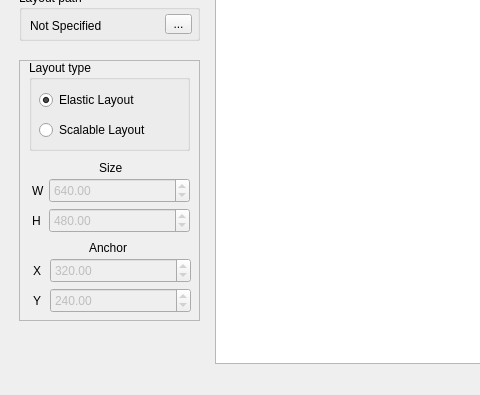
Before: the Qt Designer form designer.ui in Nepherhotep/terevaka-ui-builder, drawn with Qt 5; both pictures show x 0 to 480 and y 154 to 549 of the 1098 by 549 pixel window.
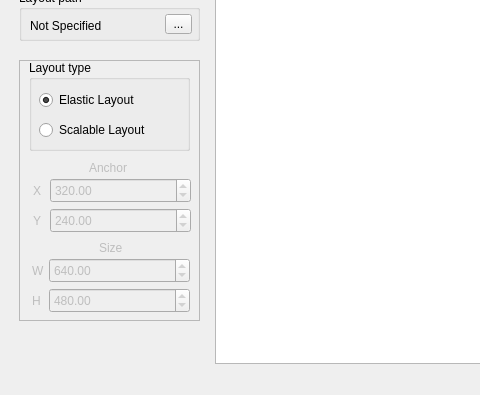
After: the same form once the commit is applied. Custom widgets are drawn as their Qt base class.

Commit message: changed ui updating on layout type switching

What changed in the file:
```diff
--- a/designer.ui
+++ b/designer.ui
@@ -166,6 +166,9 @@
           </widget>
          </widget>
          <widget class="QFrame" name="frame_3">
+          <property name="enabled">
+           <bool>true</bool>
+          </property>
           <property name="geometry">
            <rect>
             <x>10</x>
@@ -180,79 +183,6 @@
           <property name="frameShadow">
            <enum>QFrame::Raised</enum>
           </property>
-          <widget class="QLabel" name="label_6">
-           <property name="geometry">
-            <rect>
-             <x>13</x>
-             <y>120</y>
-             <width>16</width>
-             <height>21</height>
-            </rect>
-           </property>
-           <property name="text">
-            <string>W</string>
-           </property>
-          </widget>
-          <widget class="QLabel" name="label_7">
-           <property name="geometry">
-            <rect>
-             <x>13</x>
-             <y>150</y>
-             <width>16</width>
-             <height>21</height>
-            </rect>
-           </property>
-           <property name="text">
-            <string>H</string>
-           </property>
-          </widget>
-          <widget class="QDoubleSpinBox" name="layoutHeightSpinBox">
-           <property name="enabled">
-            <bool>false</bool>
-           </property>
-           <property name="geometry">
-            <rect>
-             <x>30</x>
-             <y>148</y>
-             <width>141</width>
-             <height>25</height>
-            </rect>
-           </property>
-           <property name="decimals">
-            <number>2</number>
-           </property>
-           <property name="maximum">
-            <double>99999.990000000005239</double>
-           </property>
-           <property name="value">
-            <double>480.000000000000000</double>
-           </property>
-          </widget>
-          <widget class="QDoubleSpinBox" name="layoutWidthSpinBox">
-           <property name="enabled">
-            <bool>false</bool>
-           </property>
-           <property name="geometry">
-            <rect>
-             <x>30</x>
-             <y>118</y>
-             <width>141</width>
-             <height>25</height>
-            </rect>
-           </property>
-           <property name="toolTip">
-            <string comment="Layout Width"/>
-           </property>
-           <property name="decimals">
-            <number>2</number>
-           </property>
-           <property name="maximum">
-            <double>99999.000000000000000</double>
-           </property>
-           <property name="value">
-            <double>640.000000000000000</double>
-           </property>
-          </widget>
           <widget class="QGroupBox" name="groupBox_3">
            <property name="geometry">
             <rect>
@@ -295,11 +225,14 @@
             </property>
            </widget>
           </widget>
-          <widget class="QLabel" name="label_8">
+          <widget class="QLabel" name="anchorYLabel">
+           <property name="enabled">
+            <bool>false</bool>
+           </property>
            <property name="geometry">
             <rect>
              <x>14</x>
-             <y>230</y>
+             <y>150</y>
              <width>20</width>
              <height>21</height>
             </rect>
@@ -315,7 +248,7 @@
            <property name="geometry">
             <rect>
              <x>31</x>
-             <y>228</y>
+             <y>148</y>
              <width>141</width>
              <height>25</height>
             </rect>
@@ -337,7 +270,7 @@
            <property name="geometry">
             <rect>
              <x>31</x>
-             <y>198</y>
+             <y>118</y>
              <width>141</width>
              <height>25</height>
             </rect>
@@ -352,11 +285,14 @@
             <double>320.000000000000000</double>
            </property>
           </widget>
-          <widget class="QLabel" name="label_11">
+          <widget class="QLabel" name="anchorXLabel">
+           <property name="enabled">
+            <bool>false</bool>
+           </property>
            <property name="geometry">
             <rect>
              <x>14</x>
-             <y>200</y>
+             <y>120</y>
              <width>16</width>
              <height>21</height>
             </rect>
@@ -365,11 +301,14 @@
             <string>X</string>
            </property>
           </widget>
-          <widget class="QLabel" name="label_12">
+          <widget class="QLabel" name="anchorLabel">
+           <property name="enabled">
+            <bool>false</bool>
+           </property>
            <property name="geometry">
             <rect>
              <x>70</x>
-             <y>180</y>
+             <y>100</y>
              <width>51</width>
              <height>16</height>
             </rect>
@@ -378,11 +317,93 @@
             <string>Anchor</string>
            </property>
           </widget>
-          <widget class="QLabel" name="label_13">
+          <widget class="QDoubleSpinBox" name="layoutHeightSpinBox">
+           <property name="enabled">
+            <bool>false</bool>
+           </property>
+           <property name="geometry">
+            <rect>
+             <x>30</x>
+             <y>228</y>
+             <width>141</width>
+             <height>25</height>
+            </rect>
+           </property>
+           <property name="decimals">
+            <number>2</number>
+           </property>
+           <property name="maximum">
+            <double>99999.990000000005239</double>
+           </property>
+           <property name="value">
+            <double>480.000000000000000</double>
+           </property>
+          </widget>
+          <widget class="QLabel" name="layoutWidthLabel">
+           <property name="enabled">
+            <bool>false</bool>
+           </property>
+           <property name="geometry">
+            <rect>
+             <x>13</x>
+             <y>200</y>
+             <width>16</width>
+             <height>21</height>
+            </rect>
+           </property>
+           <property name="text">
+            <string>W</string>
+           </property>
+          </widget>
+          <widget class="QLabel" name="layoutHeightLabel">
+           <property name="enabled">
+            <bool>false</bool>
+           </property>
+           <property name="geometry">
+            <rect>
+             <x>13</x>
+             <y>230</y>
+             <width>16</width>
+             <height>21</height>
+            </rect>
+           </property>
+           <property name="text">
+            <string>H</string>
+           </property>
+          </widget>
+          <widget class="QDoubleSpinBox" name="layoutWidthSpinBox">
+           <property name="enabled">
+            <bool>false</bool>
+           </property>
+           <property name="geometry">
+            <rect>
+             <x>30</x>
+             <y>198</y>
+             <width>141</width>
+             <height>25</height>
+            </rect>
+           </property>
+           <property name="toolTip">
+            <string comment="Layout Width"/>
+           </property>
+           <property name="decimals">
+            <number>2</number>
+           </property>
+           <property name="maximum">
+            <double>99999.000000000000000</double>
+           </property>
+           <property name="value">
+            <double>640.000000000000000</double>
+           </property>
+          </widget>
+          <widget class="QLabel" name="layoutSizeLabel">
+           <property name="enabled">
+            <bool>false</bool>
+           </property>
            <property name="geometry">
             <rect>
              <x>80</x>
-             <y>100</y>
+             <y>180</y>
              <width>31</width>
              <height>16</height>
             </rect>
```
Left out of the diff: 10 changed lines with no effect on the pictures. The commit also changes 2 other files.
